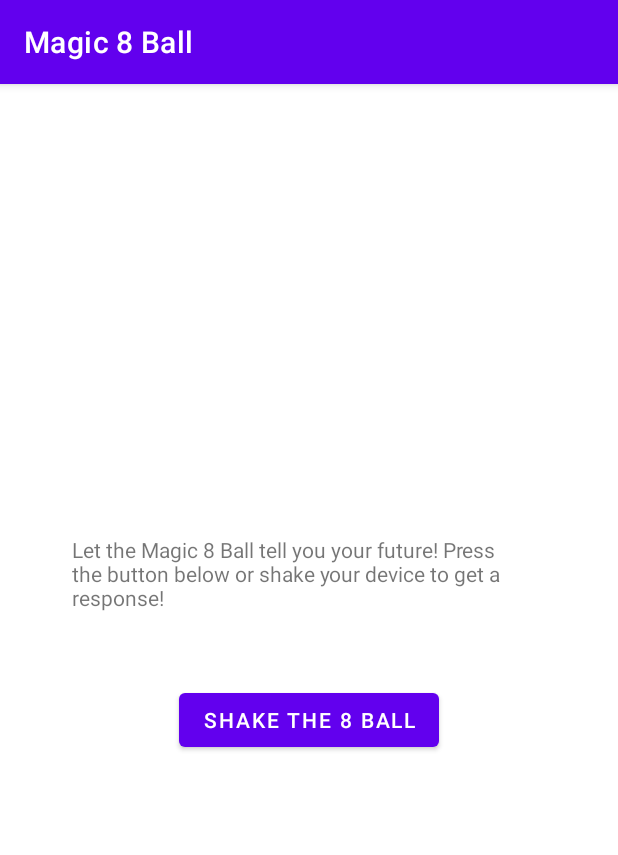
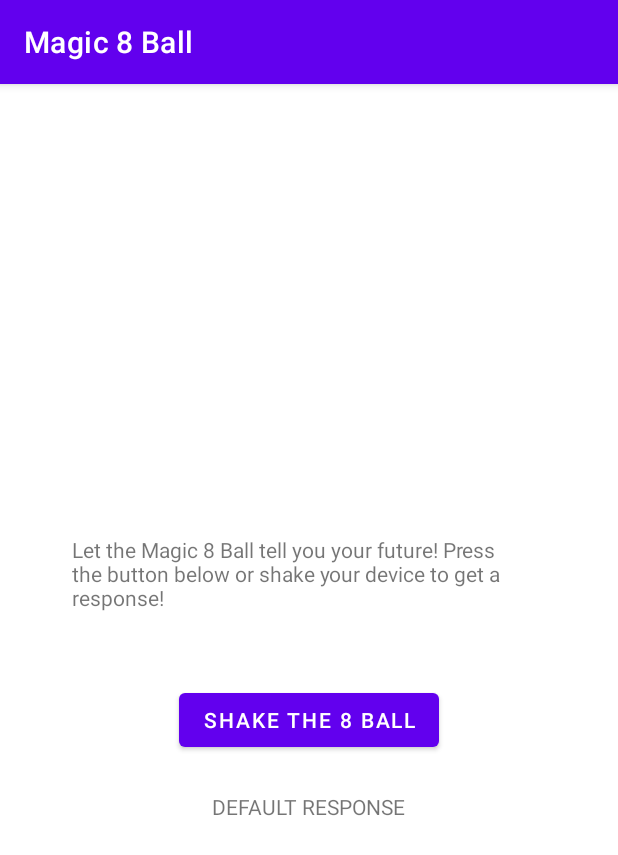
Before and after one commit to Aquizi/Magic8Ball, an Android app: the screen it shows after launch (MainActivity), on a phone screen of 412 x 824 dp. Shown: the top 855 px of the screen. Run offline under Robolectric (Android 15) with nearby library versions, the phone set to English and light mode, and no system bars.

Commit message:
Some viewmodel progress

```diff
--- a/app/src/main/java/com/bignerdranch/android/magic8ball/MainActivity.kt
+++ b/app/src/main/java/com/bignerdranch/android/magic8ball/MainActivity.kt
@@ -2,10 +2,8 @@ package com.bignerdranch.android.magic8ball
 
 import androidx.appcompat.app.AppCompatActivity
 import android.os.Bundle
-import android.view.View
 import android.widget.Button
 import android.widget.TextView
-import androidx.lifecycle.ViewModelProvider
 import androidx.lifecycle.ViewModelProviders
 
 class MainActivity : AppCompatActivity() {
@@ -21,11 +19,12 @@ class MainActivity : AppCompatActivity() {
         super.onCreate(savedInstanceState)
         setContentView(R.layout.activity_main)
 
-        val provider: ViewModelProvider = ViewModelProviders.of(this)
-        val magic8BallViewModel = provider.get(Magic8BallViewModel::class.java)
+        ViewModelProviders.of(this).get(Magic8BallViewModel::class.java)
 
         triggerButton = findViewById(R.id.trigger_button)
         responseTextView = findViewById(R.id.response_text)
+
+        //responseTextView.setText(magic8BallViewModel.currentResponseText)
 
         triggerButton.setOnClickListener {
             getResponse()
@@ -35,7 +34,6 @@ class MainActivity : AppCompatActivity() {
    private fun getResponse(){
         val responseTextResId = magic8BallViewModel.currentResponseText
         responseTextView.setText(responseTextResId)
-        responseTextView.visibility = View.VISIBLE
     }
 
 }
--- a/app/src/main/res/layout-land/activity_main.xml
+++ b/app/src/main/res/layout-land/activity_main.xml
@@ -25,6 +25,6 @@
         android:padding="24dp"
         android:layout_marginBottom="48dp"
         android:text="@string/response_text"
-        android:visibility="invisible"/>
+        />
 
 </FrameLayout>
--- a/app/src/main/res/layout/activity_main.xml
+++ b/app/src/main/res/layout/activity_main.xml
@@ -24,7 +24,7 @@
         android:layout_gravity="center"
         android:padding="24dp"
         android:text="@string/response_text"
-        android:visibility="invisible"/>
+        />
 
 
 </LinearLayout>
```
